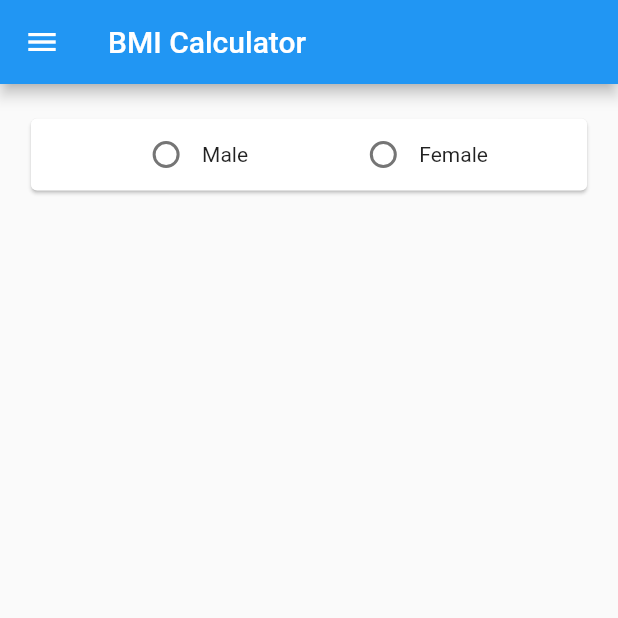
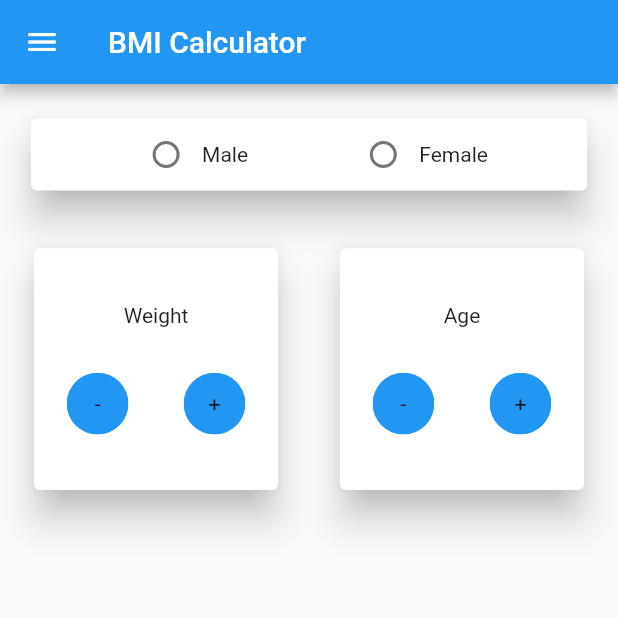
Before and after one commit to codenameakshay/BMI-flutter, a Flutter app: the screen it shows after launch, on a phone screen of 412 x 824 dp, the top half of it. Run offline on Flutter 3.47's test engine with Material 2 defaults, Android fonts, the phone set to English and light mode, and no system bars.

Commit message:
Added Weight, Age Cards

```diff
--- a/lib/main.dart
+++ b/lib/main.dart
@@ -177,6 +177,7 @@ class _MainScreenPState extends State<MainScreenP> {
     return Column(
       children: <Widget>[
         Card(
+          elevation: 10,
           margin: EdgeInsets.symmetric(
             vertical: height * 0.03,
             horizontal: width * 0.05,
@@ -212,6 +213,119 @@ class _MainScreenPState extends State<MainScreenP> {
               ),
             ],
           ),
+        ),
+        Row(mainAxisAlignment: MainAxisAlignment.center,
+          children: <Widget>[
+            Container(
+              width: width*0.495,
+              height: height*0.25,
+              child: Card(
+                margin: EdgeInsets.symmetric(
+                  vertical: height * 0.02,
+                  horizontal: width * 0.05,
+                ),
+                elevation: 10,
+                child: Column(mainAxisAlignment: MainAxisAlignment.center,
+                  children: <Widget>[
+                    Padding(
+                      padding: const EdgeInsets.symmetric(vertical:15,horizontal:15),
+                      child: Text('Weight'),
+                    ),
+                    Row(mainAxisAlignment: MainAxisAlignment.spaceEvenly,
+                      children: <Widget>[
+                        InkWell(
+                          child: GestureDetector(
+                            onTap: () {},
+                            child: Padding(
+                              padding: const EdgeInsets.all(15),
+                              child: ClipOval(
+                                child: Container(
+                                  color: Colors.blue,
+                                  height: width * 0.1, // height of the button
+                                  width: width * 0.1, // width of the button
+                                  child: Center(child: Text('-')),
+                                ),
+                              ),
+                            ),
+                          ),
+                        ),
+                        InkWell(
+                          child: GestureDetector(
+                            onTap: () {},
+                            child: Padding(
+                              padding: const EdgeInsets.all(15),
+                              child: ClipOval(
+                                child: Container(
+                                  color: Colors.blue,
+                                  height: width * 0.1, // height of the button
+                                  width: width * 0.1, // width of the button
+                                  child: Center(child: Text('+')),
+                                ),
+                              ),
+                            ),
+                          ),
+                        ),
+                      ],
+                    )
+                  ],
+                ),
+              ),
+            ),
+            Container(width: width*0.495,
+              height: height*0.25,
+              child: Card(
+                margin: EdgeInsets.symmetric(
+                  vertical: height * 0.02,
+                  horizontal: width * 0.05,
+                ),
+                elevation: 10,
+                child: Column(mainAxisAlignment: MainAxisAlignment.center,
+                  children: <Widget>[
+                    Padding(
+                      padding: const EdgeInsets.symmetric(vertical:15,horizontal:15),
+                      child: Text('Age'),
+                    ),
+                    Row(mainAxisAlignment: MainAxisAlignment.spaceEvenly,
+                      children: <Widget>[
+                        InkWell(
+                          child: GestureDetector(
+                            onTap: () {},
+                            child: Padding(
+                              padding: const EdgeInsets.all(15),
+                              child: ClipOval(
+                                child: Container(
+                                  color: Colors.blue,
+                                  height: width * 0.1, // height of the button
+                                  width: width * 0.1, // width of the button
+                                  child: Center(child: Text('-')),
+                                ),
+                              ),
+                            ),
+                          ),
+                        ),
+                        InkWell(
+                          child: GestureDetector(
+                            onTap: () {},
+                            child: Padding(
+                              padding: const EdgeInsets.all(15),
+                              child: ClipOval(
+                                child: Container(
+                                  color: Colors.blue,
+                                  height: width * 0.1, // height of the button
+                                  width: width * 0.1, // width of the button
+                                  child: Center(child: Text('+')),
+                                ),
+                              ),
+                            ),
+                          ),
+                        ),
+                      ],
+                    )
+                  ],
+                ),
+              ),
+            ),
+          ],
         ),
       ],
     );
```
